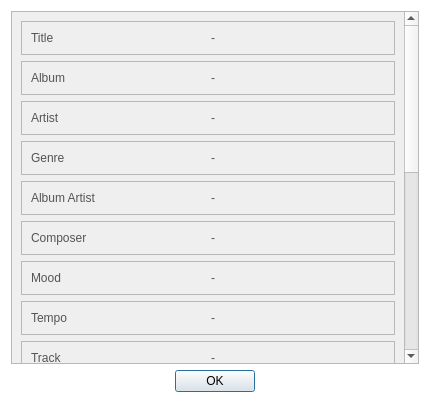
Old version of the form CaX/dialog/trackinfodialog.ui in the repository fsest4u/CaX_03.
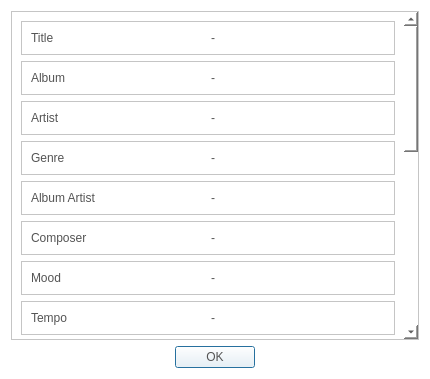
New version of the form.

Commit message: [group play] ~ing dialog

Patch:
```diff
--- a/CaX/dialog/trackinfodialog.ui
+++ b/CaX/dialog/trackinfodialog.ui
@@ -7,7 +7,7 @@
     <x>0</x>
     <y>0</y>
     <width>430</width>
-    <height>403</height>
+    <height>379</height>
    </rect>
   </property>
   <property name="windowTitle">
@@ -19,7 +19,12 @@
 	color: rgb(84, 84, 84);
 	font: 14pt &quot;Segoe UI&quot;;
 }
-QDialog
+QPushButton
+{
+	color: rgb(84, 84, 84);
+	font: 14pt &quot;Segoe UI&quot;;
+}
+QWidget
 {
 	background-color: rgb(255, 255, 255);
 }</string>
```
Left out of the diff: 38 changed lines with no effect on the pictures. The commit also changes 24 other files.
